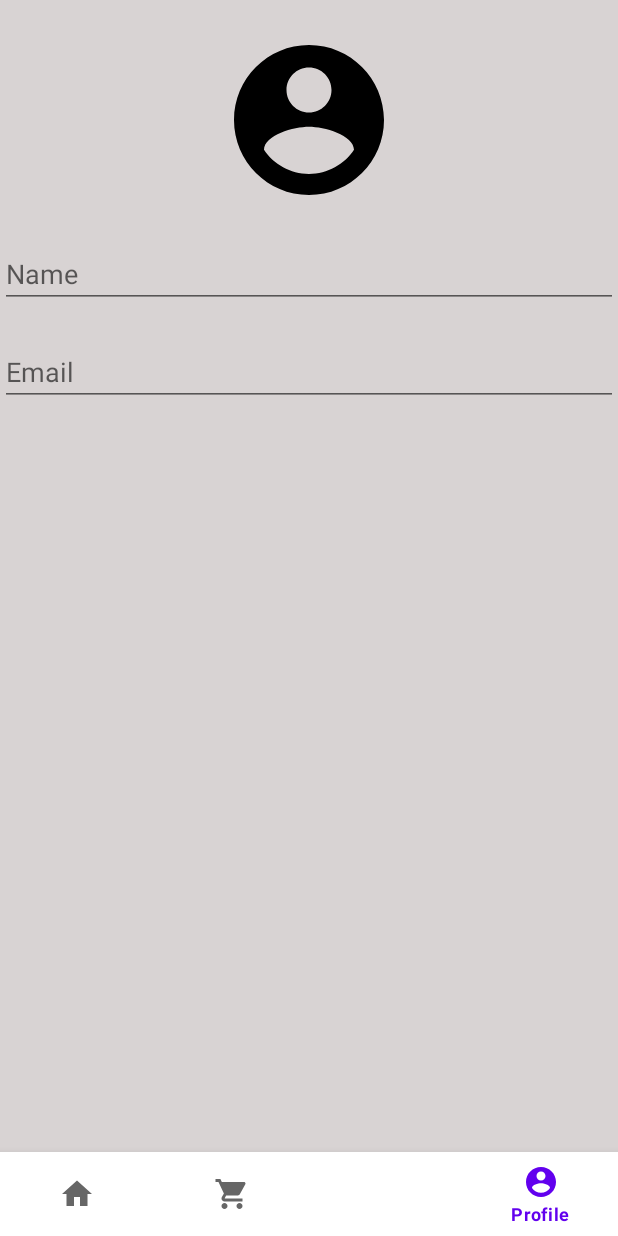
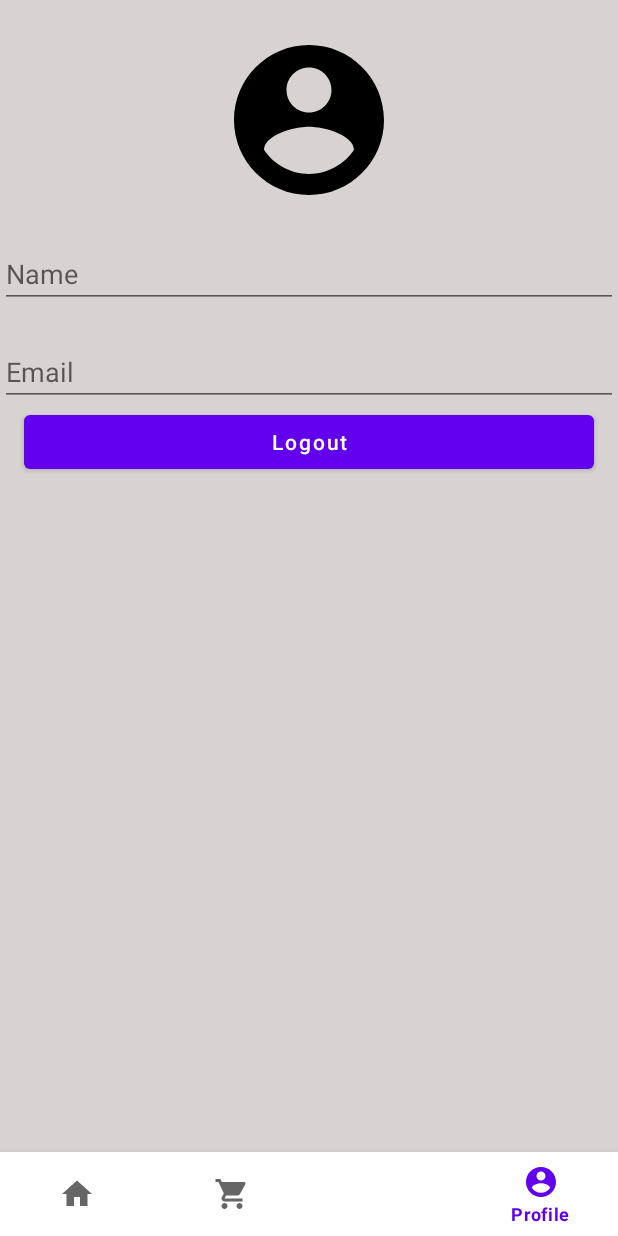
Before and after one commit to ashish8976/Royal_Mobile_Admin_App, an Android app: the MainActivity screen opened directly, with no data from a screen before it, item 4 of the bottom bar chosen, on a phone screen of 412 x 824 dp. Run offline under Robolectric (Android 15) with nearby library versions, the phone set to English and light mode, and no system bars.

Commit message:
Login and logout process complete

```diff
--- a/app/src/main/AndroidManifest.xml
+++ b/app/src/main/AndroidManifest.xml
@@ -3,6 +3,7 @@
     xmlns:tools="http://schemas.android.com/tools">
 
     <application
+        android:usesCleartextTraffic="true"
         android:allowBackup="true"
         android:dataExtractionRules="@xml/data_extraction_rules"
         android:fullBackupContent="@xml/backup_rules"
--- /dev/null
+++ b/app/src/main/java/com/ashish/royalmobileadminapp/Constants.kt
@@ -0,0 +1,6 @@
+package com.ashish.royalmobileadminapp
+
+object Constants {
+    const val user_pref = "user"
+    const val user_email = "email"
+}
--- a/app/src/main/java/com/ashish/royalmobileadminapp/ProfileFragment.kt
+++ b/app/src/main/java/com/ashish/royalmobileadminapp/ProfileFragment.kt
@@ -1,21 +1,43 @@
 package com.ashish.royalmobileadminapp
 
+import android.content.Context
 import android.os.Bundle
 import androidx.fragment.app.Fragment
 import android.view.LayoutInflater
 import android.view.View
 import android.view.ViewGroup
+import android.widget.Toast
+import com.ashish.royalmobileadminapp.Constants.user_email
+import com.ashish.royalmobileadminapp.databinding.FragmentProductBinding
+import com.ashish.royalmobileadminapp.databinding.FragmentProfileBinding
 
 
 class ProfileFragment : Fragment() {
 
+    lateinit var binding : FragmentProfileBinding
 
     override fun onCreateView(
         inflater: LayoutInflater, container: ViewGroup?,
         savedInstanceState: Bundle?
     ): View? {
         // Inflate the layout for this fragment
-        return inflater.inflate(R.layout.fragment_profile, container, false)
+        val view = inflater.inflate(R.layout.fragment_profile, container, false)
+        binding = FragmentProfileBinding.bind(view)
+
+
+        setupClickListeners()
+        return binding.root
+    }
+
+    private fun setupClickListeners() {
+        binding.btnLogout.setOnClickListener {
+            val sharedPreferences= it.context.getSharedPreferences(Constants.user_pref, Context.MODE_PRIVATE)
+            val editor = sharedPreferences.edit()
+            editor.remove(user_email)
+            editor.apply()
+            Toast.makeText(requireContext(),"Logged Out", Toast.LENGTH_LONG).show()
+            requireActivity().finish()
+        }
     }
 
 }
--- a/app/src/main/java/com/ashish/royalmobileadminapp/activity/MainActivity.kt
+++ b/app/src/main/java/com/ashish/royalmobileadminapp/activity/MainActivity.kt
@@ -15,10 +15,10 @@ class MainActivity : AppCompatActivity() {
 
         setContentView(binding.root)
 
+        replaceFragment(HomeFragment())
         binding.bottomNavigation.setOnItemSelectedListener {
 
             when(it.itemId){
-
                 R.id.home -> replaceFragment(HomeFragment())
                 R.id.order_menu -> replaceFragment(OrderFragment())
                 R.id.delivery_menu -> replaceFragment(DeliveryFragment())
--- /dev/null
+++ b/app/src/main/java/com/ashish/royalmobileadminapp/data/model/Admin_Login_Request.kt
@@ -0,0 +1,6 @@
+package com.ashish.royalmobileadminapp.data.model
+
+data class Admin_Login_Request(
+    val adminEmail : String,
+    val adminPassword : String
+)
--- /dev/null
+++ b/app/src/main/java/com/ashish/royalmobileadminapp/data/response/Simple_Response.kt
@@ -0,0 +1,6 @@
+package com.ashish.royalmobileadminapp.data.response
+
+data class Simple_Response(
+    val success : Boolean,
+    val message : String
+)
--- a/app/src/main/res/layout/fragment_profile.xml
+++ b/app/src/main/res/layout/fragment_profile.xml
@@ -24,6 +24,7 @@
         android:layout_below="@+id/adminAccountImage"/>
 
     <androidx.appcompat.widget.AppCompatEditText
+        android:id="@+id/edEmail"
         android:layout_marginTop="20dp"
         android:layout_width="match_parent"
         android:layout_height="wrap_content"
@@ -31,9 +32,13 @@
         android:layout_below="@+id/edtadminName"/>
 
 
-
-
-
-
+    <Button
+        android:id="@+id/btnLogout"
+        android:text="Logout"
+        android:layout_marginHorizontal="16dp"
+        android:textAllCaps="false"
+        android:layout_below="@+id/edEmail"
+        android:layout_width="match_parent"
+        android:layout_height="wrap_content"/>
 
 </RelativeLayout>
```
Also changed, not shown: app/src/main/java/com/ashish/royalmobileadminapp/activity/LoginActivity.kt (+65 -2 lines), app/src/main/java/com/ashish/royalmobileadminapp/network/NetworkCallsInterface.kt (+9 -0 lines).
